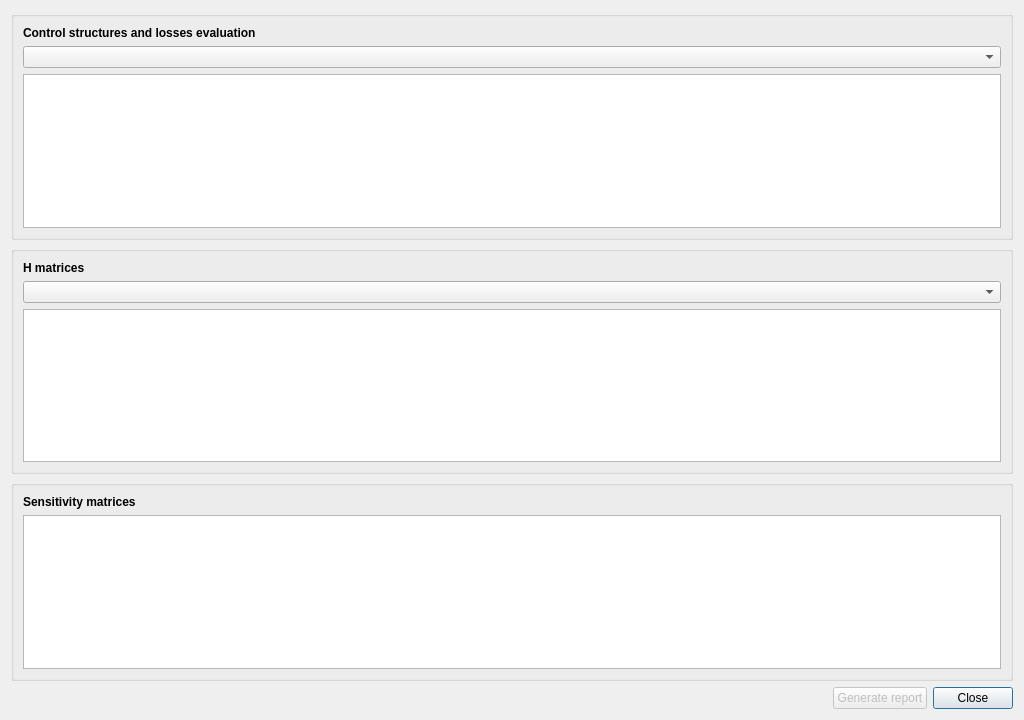
Qt form gui/views/ui_files/socresults.ui (feslima/metacontrol) before a commit.
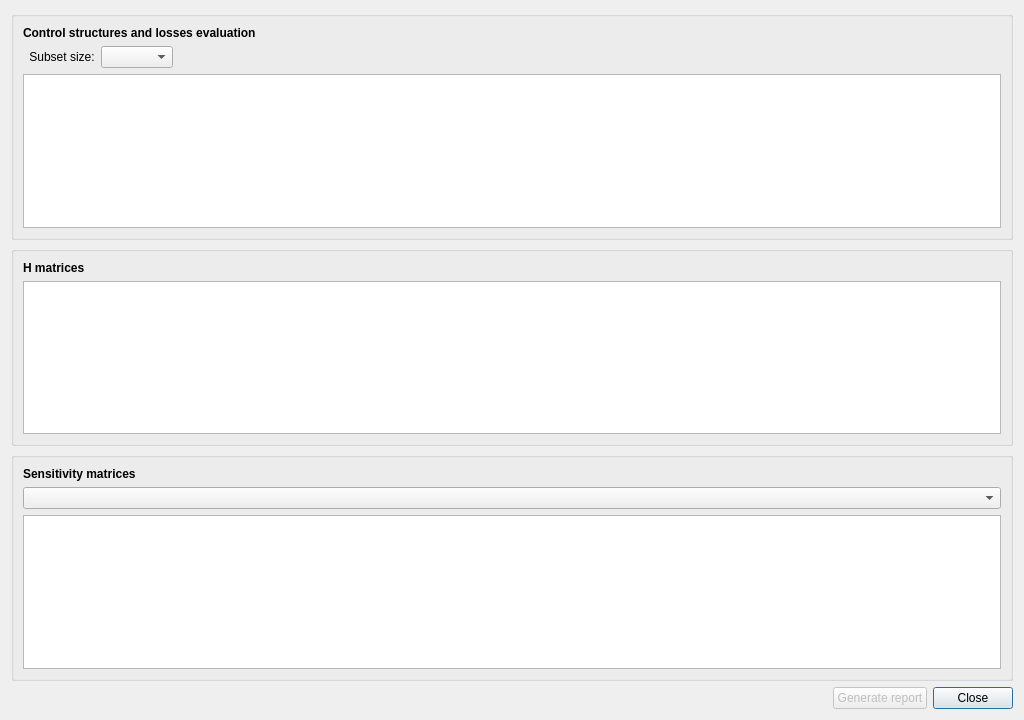
The same form after that commit.

Commit message: loss and H matrices table models implemented. F matrices not finished.

What changed in the file:
```diff
--- a/gui/views/ui_files/socresults.ui
+++ b/gui/views/ui_files/socresults.ui
@@ -20,6 +20,9 @@
       <string/>
      </property>
      <layout class="QGridLayout" name="gridLayout_3">
+      <item row="1" column="0">
+       <widget class="QTableView" name="hMatrixTableView"/>
+      </item>
       <item row="0" column="0">
        <widget class="QLabel" name="label_2">
         <property name="font">
@@ -33,12 +36,6 @@
         </property>
        </widget>
       </item>
-      <item row="2" column="0">
-       <widget class="QTableView" name="hMatrixTableView"/>
-      </item>
-      <item row="1" column="0">
-       <widget class="QComboBox" name="controlStructComboBox"/>
-      </item>
      </layout>
     </widget>
    </item>
@@ -48,7 +45,40 @@
       <string/>
      </property>
      <layout class="QGridLayout" name="gridLayout_2">
-      <item row="0" column="0">
+      <item row="1" column="2">
+       <widget class="QComboBox" name="subsetSizeComboBox"/>
+      </item>
+      <item row="1" column="1">
+       <widget class="QLabel" name="label_4">
+        <property name="text">
+         <string>Subset size:</string>
+        </property>
+        <property name="alignment">
+         <set>Qt::AlignCenter</set>
+        </property>
+       </widget>
+      </item>
+      <item row="1" column="3">
+       <spacer name="horizontalSpacer_2">
+        <property name="orientation">
+         <enum>Qt::Horizontal</enum>
+        </property>
+        <property name="sizeHint" stdset="0">
+         <size>
+          <width>40</width>
+          <height>20</height>
+         </size>
+        </property>
+       </spacer>
+      </item>
+      <item row="2" column="0" colspan="4">
+       <widget class="QTableView" name="lossesTableView">
+        <property name="sortingEnabled">
+         <bool>true</bool>
+        </property>
+       </widget>
+      </item>
+      <item row="0" column="0" colspan="4">
        <widget class="QLabel" name="label">
         <property name="font">
          <font>
@@ -61,12 +91,6 @@
         </property>
        </widget>
       </item>
-      <item row="1" column="0">
-       <widget class="QComboBox" name="subsetSizeComboBox"/>
-      </item>
-      <item row="2" column="0">
-       <widget class="QTableView" name="lossesTableView"/>
-      </item>
      </layout>
     </widget>
    </item>
@@ -106,6 +130,9 @@
       <string/>
      </property>
      <layout class="QGridLayout" name="gridLayout_4">
+      <item row="2" column="0">
+       <widget class="QTableView" name="sensitivityTableView"/>
+      </item>
       <item row="0" column="0">
        <widget class="QLabel" name="label_3">
         <property name="font">
@@ -120,7 +147,7 @@
        </widget>
       </item>
       <item row="1" column="0">
-       <widget class="QTableView" name="sensitivityTableView"/>
+       <widget class="QComboBox" name="setNumberComboBox"/>
       </item>
      </layout>
     </widget>
```
The commit also changes 2 other files.
